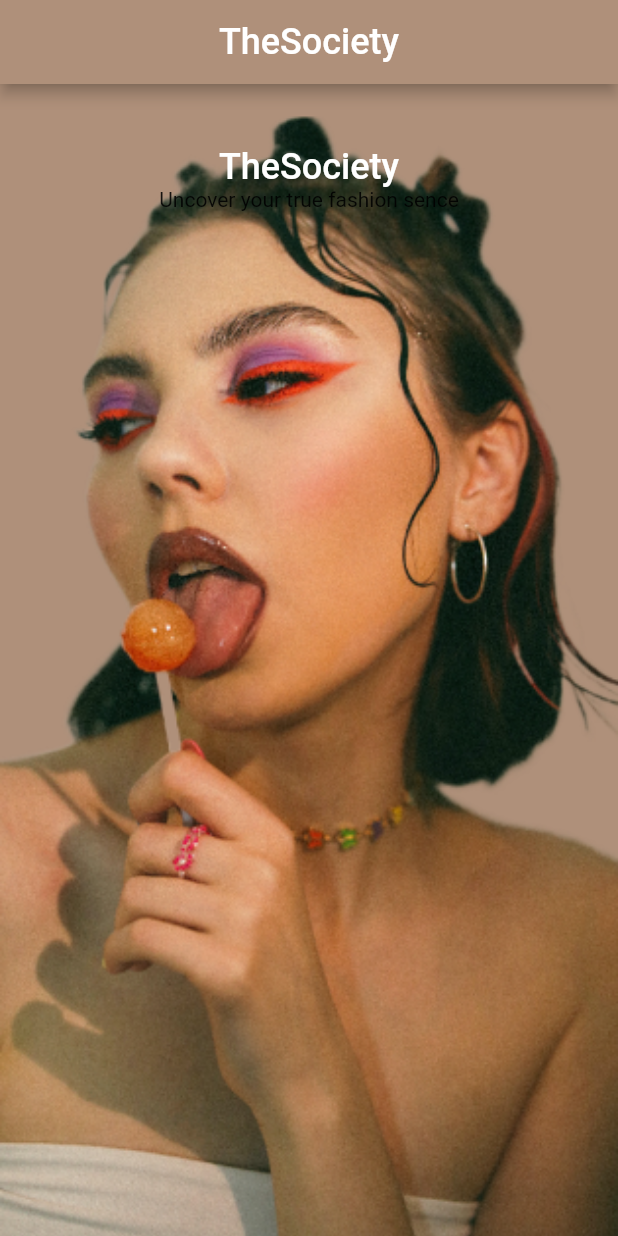
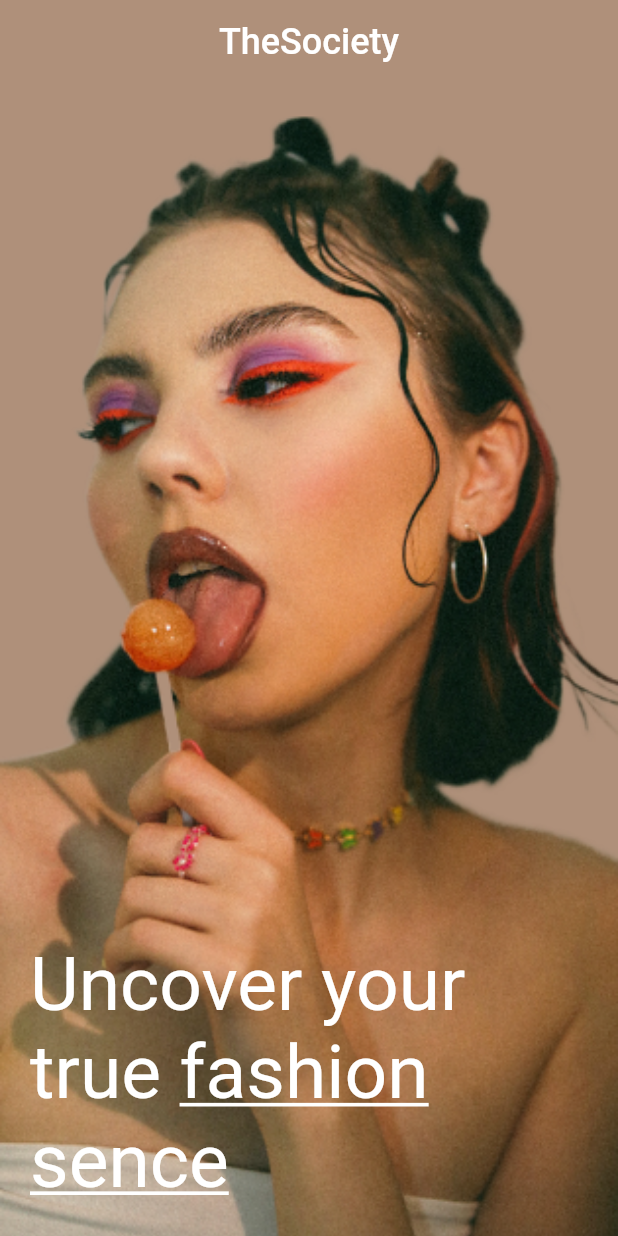
Before and after one commit to MohaamedHamdy/flutter_fashion_app, a Flutter app: the screen it shows after launch, on a phone screen of 412 x 824 dp. Run offline on Flutter 3.47's test engine with Material 2 defaults, Android fonts, the phone set to English and light mode, and no system bars.

Commit message:
add main text in splash screen

```diff
--- a/lib/core/utils/styles.dart
+++ b/lib/core/utils/styles.dart
@@ -9,4 +9,12 @@ class TextSytles {
     fontSize: 24,
     fontWeight: FontWeight.normal,
   );
+  static const textStyle30 = TextStyle(
+    fontSize: 30,
+    fontWeight: FontWeight.normal,
+  );
+  static const textStyle50 = TextStyle(
+    fontSize: 50,
+    fontWeight: FontWeight.normal,
+  );
 }
--- a/lib/features/splash/presentation/views/splash_screen.dart
+++ b/lib/features/splash/presentation/views/splash_screen.dart
@@ -18,7 +18,8 @@ class SplashScreen extends StatelessWidget {
           ),
         ),
         centerTitle: true,
-        backgroundColor: const Color.fromRGBO(175, 144, 122, 1),
+        backgroundColor: Color.fromRGBO(175, 144, 122, 1),
+        elevation: 0.0,
       ),
       body: const SplashScreenBody(),
     );
--- a/lib/features/splash/presentation/views/widgets/splash_screen_body.dart
+++ b/lib/features/splash/presentation/views/widgets/splash_screen_body.dart
@@ -18,24 +18,37 @@ class SplashScreenBody extends StatelessWidget {
           ),
         ),
       ),
-      child: Column(
-        mainAxisAlignment: MainAxisAlignment.start,
+      child: const Padding(
+        padding: EdgeInsets.all(20.0),
+        child: Column(
+          mainAxisAlignment: MainAxisAlignment.end,
+          children: [
+            splashScreenMainText(),
+          ],
+        ),
+      ),
+    );
+  }
+}
+
+class splashScreenMainText extends StatelessWidget {
+  const splashScreenMainText({
+    super.key,
+  });
+
+  @override
+  Widget build(BuildContext context) {
+    return RichText(
+      text: TextSpan(
+        text: 'Uncover your true ',
+        style: TextSytles.textStyle50,
         children: [
-          SizedBox(
-            height: MediaQuery.of(context).size.height * 0.05,
-          ),
-          Text(
-            'TheSociety',
-            style: TextSytles.textStyle24.copyWith(
-              color: Colors.white,
-              fontWeight: FontWeight.w500,
+          TextSpan(
+            text: 'fashion sence',
+            style: TextSytles.textStyle50.copyWith(
+              decoration: TextDecoration.underline,
             ),
           ),
-          Column(
-            children: [
-              Text('Uncover your true fashion sence'),
-            ],
-          )
         ],
       ),
     );
```
